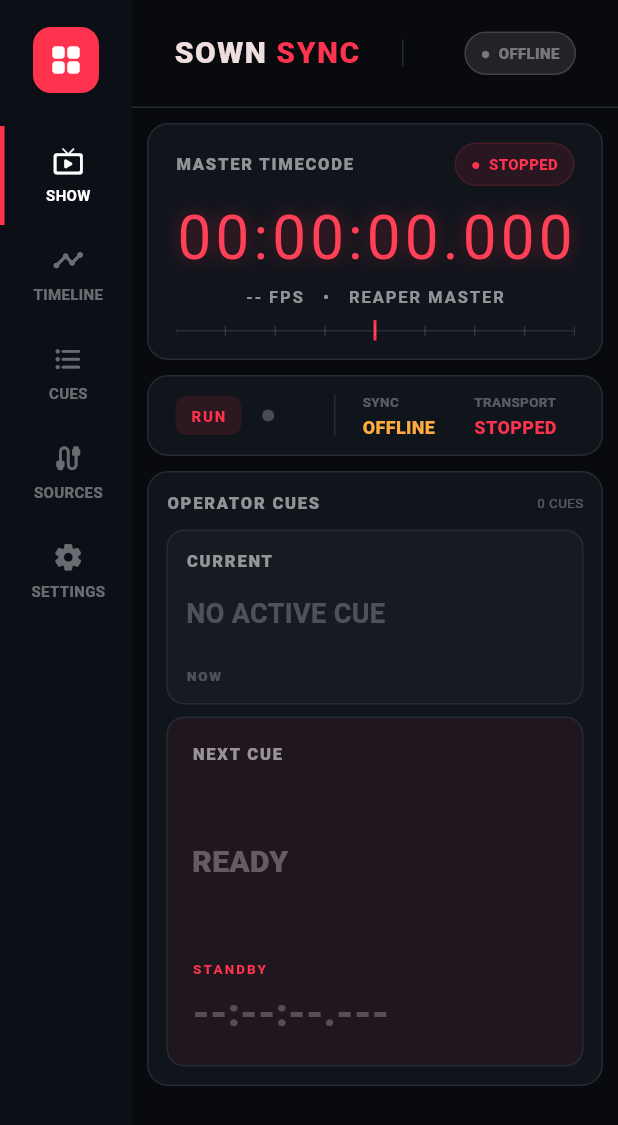
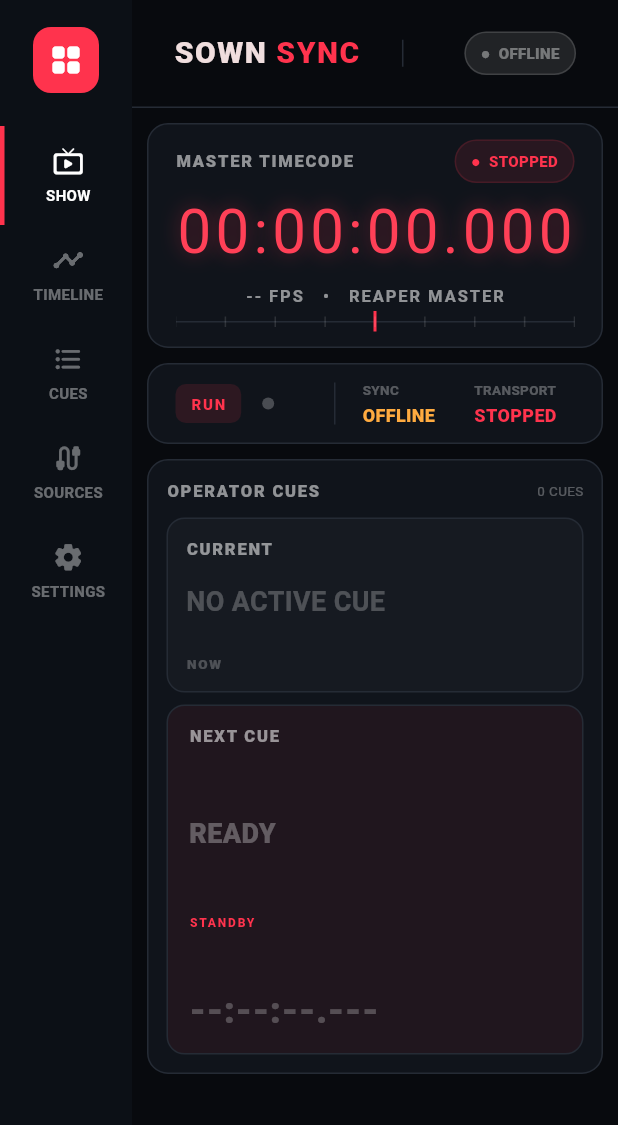
Before and after one commit to DinhSonFE/SownSync, a Flutter app: the screen it shows after launch, on a phone screen of 412 x 824 dp. Shown: the top 1125 px of the screen. Run offline on Flutter 3.47's test engine with Material 3 defaults, Android fonts, the phone set to English and light mode, and no system bars; missing offline and left inert: dart:ffi; Roboto replaces fonts that are missing (Arial, Digital-7).

Commit message:
V0.6.1 UI stabilization: adaptive master clock and overflow-safe cue cards

```diff
--- a/flutter_app/lib/main.dart
+++ b/flutter_app/lib/main.dart
@@ -111,8 +111,8 @@ class _WorkspaceState extends State<Workspace>{
    final tcColor = playing ? Colors.greenAccent : paused ? Colors.orangeAccent : kRed;
    final fpsText = fps > 0 ? fps.toStringAsFixed(2) : '--';
    return Container(
-     height: compact ? 158 : wide ? 196 : 182,
-     padding: EdgeInsets.fromLTRB(compact ? 18 : 28, 12, compact ? 18 : 28, 10),
+     height: compact ? 150 : wide ? 184 : 170,
+     padding: EdgeInsets.fromLTRB(compact ? 18 : 28, 10, compact ? 18 : 28, 8),
      decoration: _box(),
      child: Column(children: [
        Row(children: [
@@ -120,14 +120,13 @@ class _WorkspaceState extends State<Workspace>{
          const Spacer(),
          _pill(playing ? 'PLAYING' : paused ? 'PAUSED' : 'STOPPED', tcColor),
        ]),
-       const Spacer(),
-       FittedBox(
+       Expanded(child: Center(child: FittedBox(
          fit: BoxFit.scaleDown,
          child: Text(clock(pos), style: TextStyle(fontFamily: 'Digital-7', fontFamilyFallback: const ['DSEG7 Classic','Seven Segment','Cascadia Mono'], fontSize: compact ? 58 : wide ? 94 : 80, fontWeight: FontWeight.w400, color: const Color(0xFFFF4057), letterSpacing: wide ? 6 : 4, fontFeatures: const [FontFeature.tabularFigures()], shadows: const [Shadow(color: Color(0x66FF334D), blurRadius: 16)])),
-       ),
+       ))),
+       const SizedBox(height: 1),
+       Text('$fpsText FPS   •   $source MASTER', style: TextStyle(color: Colors.white54, fontSize: wide ? 13 : 11, fontWeight: FontWeight.w600, letterSpacing: 1.3)),
        const SizedBox(height: 2),
-       Text('$fpsText FPS   •   $source MASTER', style: TextStyle(color: Colors.white54, fontSize: wide ? 13 : 11, fontWeight: FontWeight.w600, letterSpacing: 1.3)),
-       const Spacer(),
        _timeline(),
      ]),
    );
@@ -197,7 +196,7 @@ class _WorkspaceState extends State<Workspace>{
              final x=((q.timeNs-from)/(to-from))*w;
              final isPast=q.timeNs<pos, isNext=q.id==next?.id;
              final color=isNext?kRed:(isPast?Colors.white24:Colors.white70);
-             return Positioned(left:(x-2).clamp(0.0,w-90),top:isNext?18:42+(q.id%2)*30,child:SizedBox(width:90,child:Column(crossAxisAlignment:CrossAxisAlignment.start,children:[
+             return Positioned(left:((x-2).clamp(0.0,w-90)).toDouble(),top:isNext?18:42+(q.id%2)*30,child:SizedBox(width:90,child:Column(crossAxisAlignment:CrossAxisAlignment.start,children:[
                Container(width:isNext?3:2,height:isNext?34:22,color:color),const SizedBox(height:3),
                Text(q.name.isEmpty?'Cue '+q.id.toString():q.name,maxLines:1,overflow:TextOverflow.ellipsis,style:TextStyle(color:color,fontSize:isNext?11:9,fontWeight:isNext?FontWeight.w900:FontWeight.w700)),
              ])));
@@ -251,31 +250,36 @@ class _WorkspaceState extends State<Workspace>{
  Widget _nextCard(bool compact) {
    final has = next != null;
    return Container(
-     padding: EdgeInsets.all(compact ? 16 : 22),
+     padding: EdgeInsets.fromLTRB(compact ? 14 : 20, compact ? 12 : 16, compact ? 14 : 20, compact ? 10 : 14),
      decoration: BoxDecoration(
        color: kRed.withValues(alpha: .065),
        borderRadius: BorderRadius.circular(12),
        border: Border.all(color: has ? kRed.withValues(alpha: .55) : kLine),
      ),
      child: Column(crossAxisAlignment: CrossAxisAlignment.start, children: [
-       Row(children: [
-         _label('NEXT CUE'),
-         const Spacer(),
-         if (has) _pill(next!.department.isEmpty ? 'CUE' : next!.department, kRed),
-       ]),
-       const Spacer(),
-       Text(has ? next!.name : 'READY', maxLines: 2, overflow: TextOverflow.ellipsis, style: TextStyle(fontSize: compact ? 20 : 30, height: 1.05, fontWeight: FontWeight.w800, color: has ? Colors.white : Colors.white30)),
-       if (has) ...[
-         const SizedBox(height: 8),
-         Text('#${next!.id}   ${clock(next!.timeNs)}', style: const TextStyle(color: Colors.white38, fontSize: 11, fontFeatures: [FontFeature.tabularFigures()])),
-       ],
-       const Spacer(),
-       const Text('STANDBY', style: TextStyle(color: kRed, fontSize: 9, fontWeight: FontWeight.w900, letterSpacing: 1.4)),
+       Row(children: [_label('NEXT CUE'), const Spacer(), if (has) _pill(next!.department.isEmpty ? 'CUE' : next!.department, kRed)]),
        const SizedBox(height: 5),
-       FittedBox(
-         fit: BoxFit.scaleDown,
-         alignment: Alignment.centerLeft,
-         child: Text(has ? clock(countdown) : '--:--:--.---', style: TextStyle(fontSize: compact ? 26 : 40, fontWeight: FontWeight.w900, color: has ? kRed : Colors.white24, fontFeatures: const [FontFeature.tabularFigures()])),
+       Expanded(
+         flex: 3,
+         child: Align(
+           alignment: Alignment.centerLeft,
+           child: Text(has ? next!.name : 'READY', maxLines: 2, overflow: TextOverflow.ellipsis, style: TextStyle(fontSize: compact ? 18 : 27, height: 1.02, fontWeight: FontWeight.w800, color: has ? Colors.white : Colors.white30)),
+         ),
+       ),
+       if (has) Text('#${next!.id}   ${clock(next!.timeNs)}', maxLines:1, style: const TextStyle(color: Colors.white38, fontSize: 9, fontFeatures: [FontFeature.tabularFigures()])),
+       const SizedBox(height: 2),
+       const Text('STANDBY', style: TextStyle(color: kRed, fontSize: 8, fontWeight: FontWeight.w900, letterSpacing: 1.2)),
+       const SizedBox(height: 2),
+       Expanded(
+         flex: 2,
+         child: Align(
+           alignment: Alignment.bottomLeft,
+           child: FittedBox(
+             fit: BoxFit.scaleDown,
+             alignment: Alignment.centerLeft,
+             child: Text(has ? clock(countdown) : '--:--:--.---', style: TextStyle(fontSize: compact ? 25 : 36, fontWeight: FontWeight.w900, color: has ? kRed : Colors.white24, fontFeatures: const [FontFeature.tabularFigures()])),
+           ),
+         ),
        ),
      ]),
    );
```
